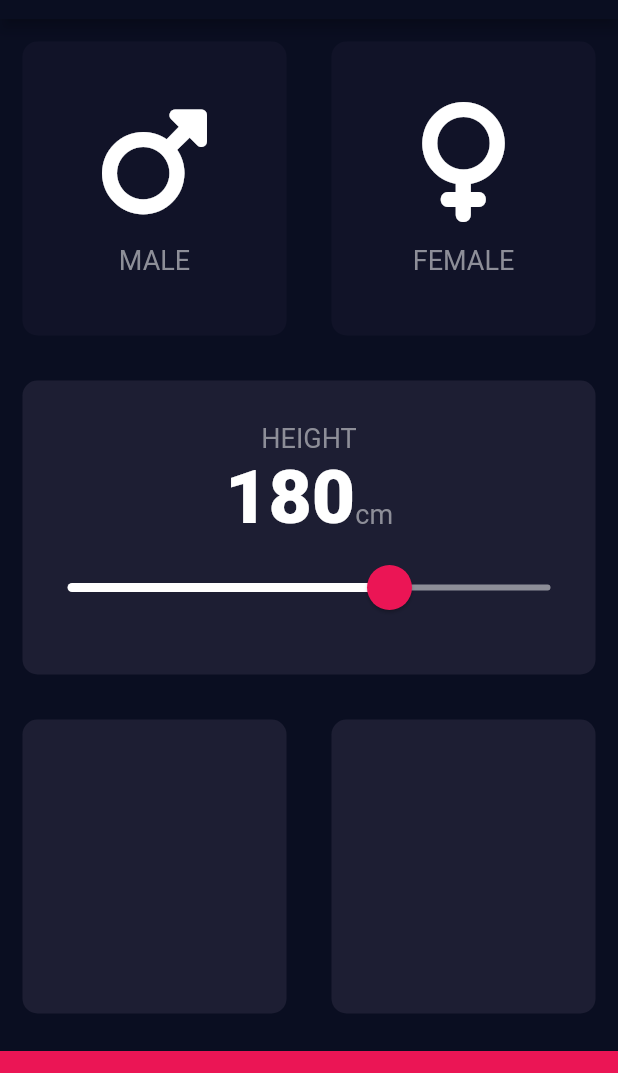
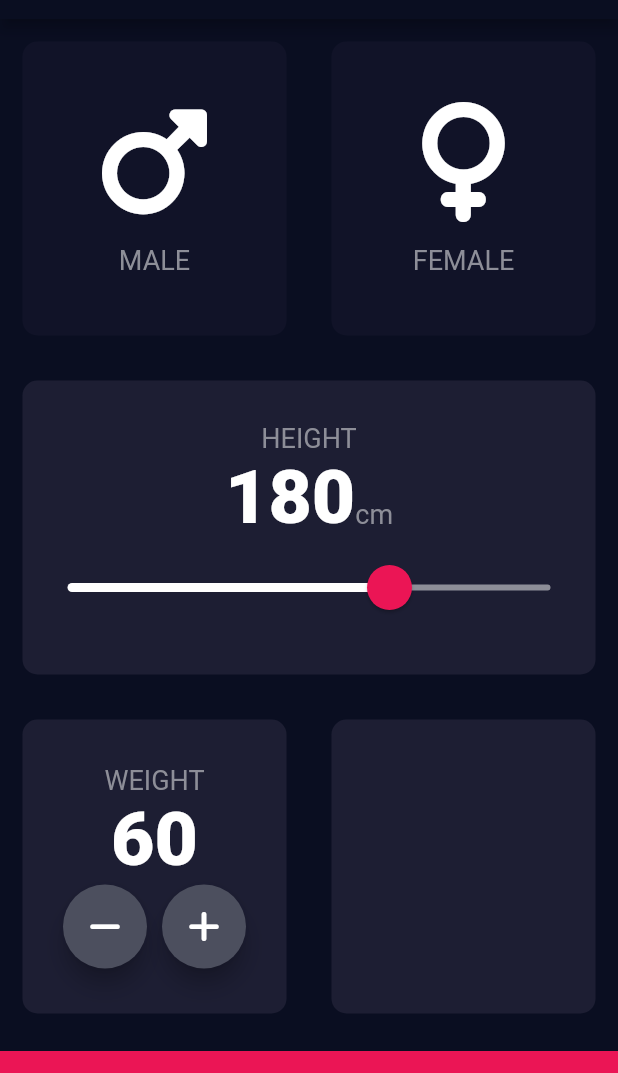
Before and after one commit to juriaCardozo/BMI-calculator, a Flutter app: the screen it shows after launch, on a phone screen of 412 x 824 dp, the part 65-1138 px from its top. Run offline on Flutter 3.47's test engine with Material 2 defaults, Android fonts, the phone set to English and light mode, and no system bars; our stand-ins replace font_awesome_flutter.

Commit message:
Weight Card

```diff
--- a/lib/input_page.dart
+++ b/lib/input_page.dart
@@ -17,6 +17,7 @@ class InputPage extends StatefulWidget {
 class _InputPageState extends State<InputPage> {
   Gender? selectedGender;
   int height = 180;
+  int weight = 60;
 
   @override
   Widget build(BuildContext context) {
@@ -115,7 +116,46 @@ class _InputPageState extends State<InputPage> {
         Expanded(
           child: Row(children: [
             Expanded(
-              child: ReusableCard(colour: kActiveCardColour),
+              child: ReusableCard(
+                colour: kActiveCardColour,
+                cardChild: Column(
+                  mainAxisAlignment: MainAxisAlignment.center,
+                  children: [
+                    Text(
+                      'WEIGHT',
+                      style: kLabelTextStyle,
+                    ),
+                    Text(
+                      weight.toString(),
+                      style: kNumberTextStyle,
+                    ),
+                    Row(
+                      mainAxisAlignment: MainAxisAlignment.center,
+                      children: [
+                        RoundIconButton(
+                          icon: FontAwesomeIcons.minus,
+                          onPressed: () {
+                            setState(() {
+                              weight--;
+                            });
+                          },
+                        ),
+                        SizedBox(
+                          width: 10.0,
+                        ),
+                        RoundIconButton(
+                          icon: FontAwesomeIcons.plus,
+                          onPressed: () {
+                            setState(() {
+                              weight++;
+                            });
+                          },
+                        ),
+                      ],
+                    ),
+                  ],
+                ),
+              ),
             ),
             Expanded(
               child: ReusableCard(colour: kActiveCardColour),
@@ -132,3 +172,27 @@ class _InputPageState extends State<InputPage> {
     );
   }
 }
+
+class RoundIconButton extends StatelessWidget {
+  const RoundIconButton({Key? key, required this.icon, required this.onPressed})
+      : super(key: key);
+
+  final IconData icon;
+  final VoidCallback onPressed;
+
+  @override
+  Widget build(BuildContext context) {
+    return RawMaterialButton(
+      highlightElevation: 0.0,
+      child: Icon(icon),
+      onPressed: onPressed,
+      elevation: 6.0,
+      constraints: BoxConstraints.tightFor(
+        width: 56.0,
+        height: 56.0,
+      ),
+      shape: CircleBorder(),
+      fillColor: Color(0xFF4C4F5E),
+    );
+  }
+}
```
